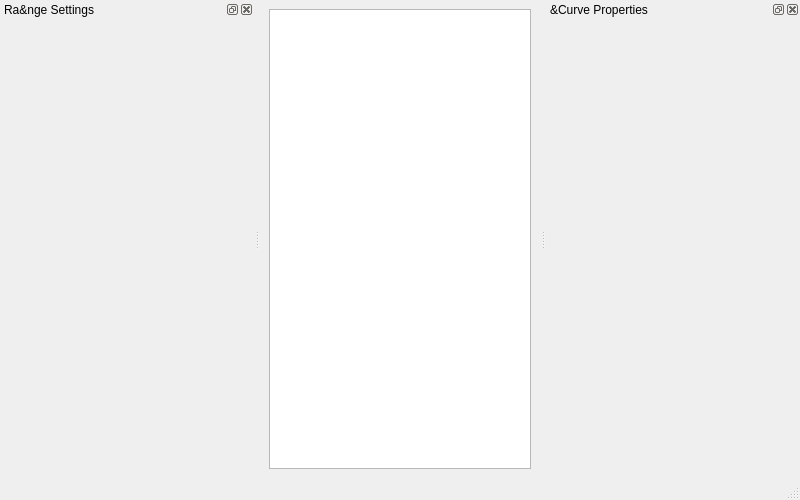
Above: Alames/forms/mainwindow.ui from KLZ-0/Alames before the change. Below: the same form after it.
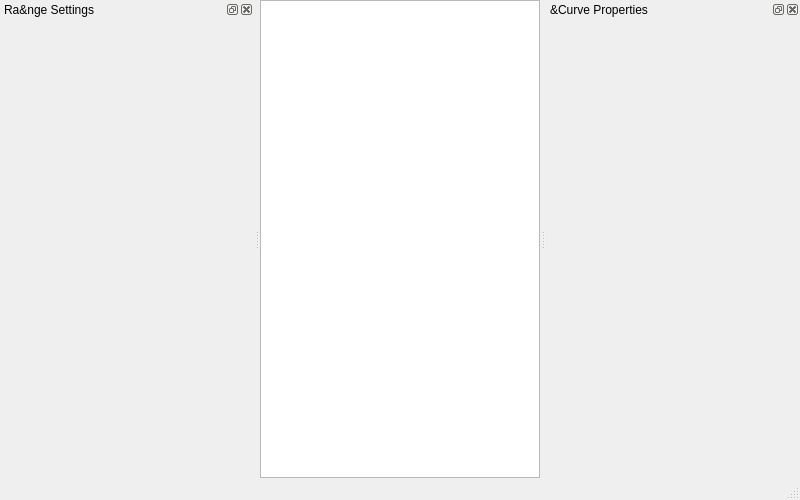
That is the form after the change. Custom widgets are drawn as their Qt base class.

```diff
--- a/Alames/forms/mainwindow.ui
+++ b/Alames/forms/mainwindow.ui
@@ -42,6 +42,18 @@
     <property name="sizeConstraint">
      <enum>QLayout::SetDefaultConstraint</enum>
     </property>
+    <property name="leftMargin">
+     <number>0</number>
+    </property>
+    <property name="topMargin">
+     <number>0</number>
+    </property>
+    <property name="rightMargin">
+     <number>0</number>
+    </property>
+    <property name="bottomMargin">
+     <number>0</number>
+    </property>
     <item>
      <widget class="View" name="chartView">
       <property name="sizePolicy">
```
Left out of the diff: 5 changed lines with no effect on the pictures.
